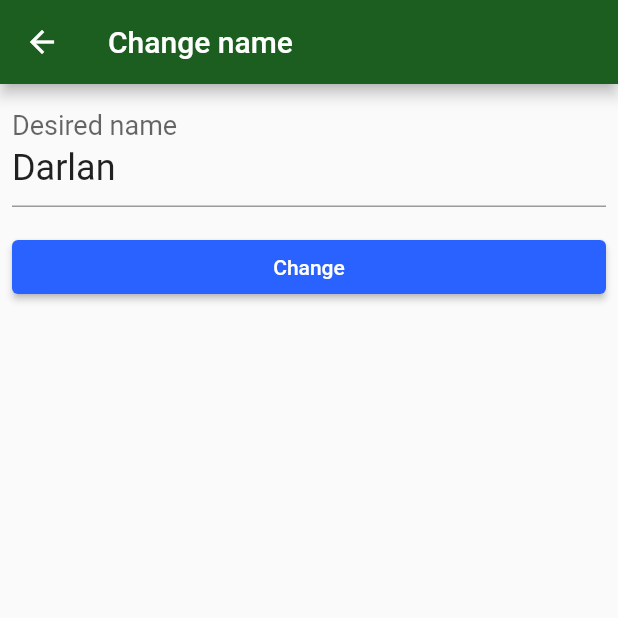
After one commit to gabrieldarlan/projeto_dashboard, a Flutter app: the screen it shows after launch, after a tap on "Change name", on a phone screen of 412 x 824 dp, the top half of it. The commit adds this screen. Run offline on Flutter 3.47's test engine with Material 2 defaults, Android fonts, the phone set to English and light mode, and no system bars; our stand-ins replace flutter_bloc, sqflite; missing offline and left inert: http_interceptor; accounts and stored records are empty.

Commit message:
curso screen de programacao reativa com bloc - cap 04 - continuar da aula 02

```diff
--- /dev/null
+++ b/lib/components/theme.dart
@@ -0,0 +1,10 @@
+import 'package:flutter/material.dart';
+
+final bytebankTheme = ThemeData(
+  primaryColor: Colors.green[900],
+  accentColor: Colors.blueAccent[700],
+  buttonTheme: ButtonThemeData(
+    buttonColor: Colors.blueAccent[700],
+    textTheme: ButtonTextTheme.primary,
+  ),
+);
--- a/lib/main.dart
+++ b/lib/main.dart
@@ -1,21 +1,28 @@
+import 'package:bytebank/components/theme.dart';
 import 'package:bytebank/screens/dashboard.dart';
 import 'package:flutter/material.dart';
+import 'package:flutter_bloc/flutter_bloc.dart';
+
 void main() => runApp(ByteBankApp());
+
+class LogObserver extends BlocObserver {
+  @override
+  void onChange(Cubit cubit, Change change) {
+    print('${cubit.runtimeType} > $change');
+
+    super.onChange(cubit, change);
+  }
+}
 
 class ByteBankApp extends StatelessWidget {
   @override
   Widget build(BuildContext context) {
+    // na pratica evitar log do genero, pois pode vazar informaçoes sensiveis para log
+    Bloc.observer = LogObserver();
     return MaterialApp(
       debugShowCheckedModeBanner: false,
-      theme: ThemeData(
-        primaryColor: Colors.green[900],
-        accentColor: Colors.blueAccent[700],
-        buttonTheme: ButtonThemeData(
-          buttonColor: Colors.blueAccent[700],
-          textTheme: ButtonTextTheme.primary,
-        ),
-      ),
-      home: Dashboard(),
+      theme: bytebankTheme,
+      home: DashboardContainer(),
     );
   }
 }
--- /dev/null
+++ b/lib/models/name.dart
@@ -0,0 +1,9 @@
+import 'package:flutter_bloc/flutter_bloc.dart';
+
+// o estado é uma única String
+// poderia ser um perfil com vários valores
+class NameCubit extends Cubit<String> {
+  NameCubit(String name) : super(name);
+
+  void change(String name) => emit(name);
+}
--- a/lib/screens/dashboard.dart
+++ b/lib/screens/dashboard.dart
@@ -1,14 +1,32 @@
+import 'package:bytebank/components/container.dart';
+import 'package:bytebank/models/name.dart';
 import 'package:bytebank/screens/contacts_list.dart';
+import 'package:bytebank/screens/name.dart';
 import 'package:bytebank/screens/transactions_list.dart';
 import 'package:flutter/material.dart';
+import 'package:flutter_bloc/flutter_bloc.dart';
 
-class Dashboard extends StatelessWidget {
+class DashboardContainer extends BlocContainer {
+  @override
+  Widget build(BuildContext context) {
+    return BlocProvider(
+      create: (_) => NameCubit('Darlan'),
+      child: DashboardView(),
+    );
+  }
+}
+
+class DashboardView extends StatelessWidget {
   @override
   Widget build(BuildContext context) {
     return Scaffold(
+      resizeToAvoidBottomInset: false,
       appBar: AppBar(
         centerTitle: true,
-        title: Text('Dashboard'),
+        //! misturando um blocbuider (que é um observer de eventos) com UI
+        title: BlocBuilder<NameCubit, String>(
+          builder: (context, state) => Text('Welcome $state'),
+        ),
       ),
       body: Column(
         mainAxisAlignment: MainAxisAlignment.spaceBetween,
@@ -32,6 +50,11 @@ class Dashboard extends StatelessWidget {
                   'Transaction Feed',
                   Icons.description,
                   onClick: () => _showTransactionsList(context),
+                ),
+                _FeatureItem(
+                  'Change name',
+                  Icons.person_outline,
+                  onClick: () => _showChangeName(context),
                 ),
               ],
             ),
@@ -89,12 +112,19 @@ class _FeatureItem extends StatelessWidget {
   }
 }
 
-void _showContactsList(BuildContext context) {
-  Navigator.of(context).push(
+_showChangeName(BuildContext blocContext) {
+  Navigator.of(blocContext).push(
     MaterialPageRoute(
-      builder: (context) => ContactsList(),
+      builder: (context) => BlocProvider.value(
+        value: BlocProvider.of<NameCubit>(blocContext),
+        child: NameContainer(),
+      ),
     ),
   );
+}
+
+void _showContactsList(BuildContext blocContext) {
+  push(blocContext, ContactsListContainer());
 }
 
 void _showTransactionsList(BuildContext context) {
--- /dev/null
+++ b/lib/screens/name.dart
@@ -0,0 +1,56 @@
+import 'package:bytebank/components/container.dart';
+import 'package:bytebank/models/name.dart';
+import 'package:flutter/material.dart';
+import 'package:flutter_bloc/flutter_bloc.dart';
+
+class NameContainer extends BlocContainer {
+  @override
+  Widget build(BuildContext context) {
+    return NameView();
+  }
+}
+
+class NameView extends StatelessWidget {
+  final TextEditingController _nameController = TextEditingController();
+  @override
+  Widget build(BuildContext context) {
+    // agora não tem problema essa abordagem
+    // pois não vamos rebuidar o componente
+    _nameController.text = context.watch<NameCubit>().state;
+    return Scaffold(
+      appBar: AppBar(
+        title: const Text('Change name'),
+      ),
+      body: Padding(
+        padding: const EdgeInsets.all(8.0),
+        child: Column(
+          children: <Widget>[
+            TextField(
+              style: TextStyle(
+                fontSize: 24,
+              ),
+              controller: _nameController,
+              decoration: InputDecoration(
+                labelText: 'Desired name',
+              ),
+            ),
+            Padding(
+              padding: const EdgeInsets.only(top: 16.0),
+              child: SizedBox(
+                width: double.maxFinite,
+                child: RaisedButton(
+                  child: Text('Change'),
+                  onPressed: () {
+                    final name = _nameController.text;
+                    context.read<NameCubit>().change(name);
+                    Navigator.pop(context);
+                  },
+                ),
+              ),
+            )
+          ],
+        ),
+      ),
+    );
+  }
+}
```
Also changed, not shown: lib/components/container.dart (added, +11 -0 lines), lib/screens/contacts_list.dart (+83 -28 lines), lib/screens/counter_pager.dart (added, +63 -0 lines), lib/screens/transaction_form.dart (+133 -66 lines), pubspec.yaml (+7 -6 lines), pubspec.lock, 3 other files.
